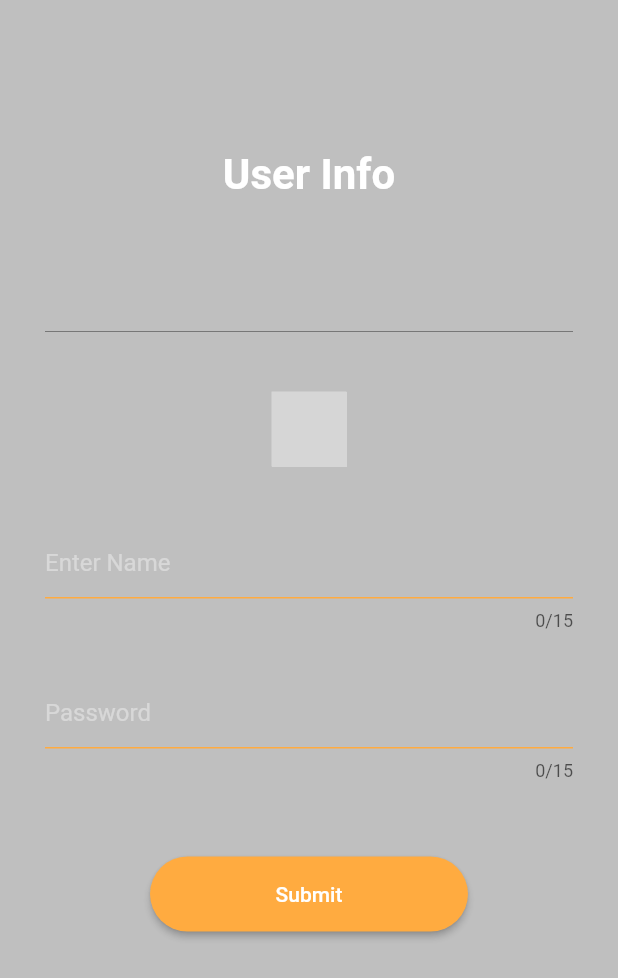
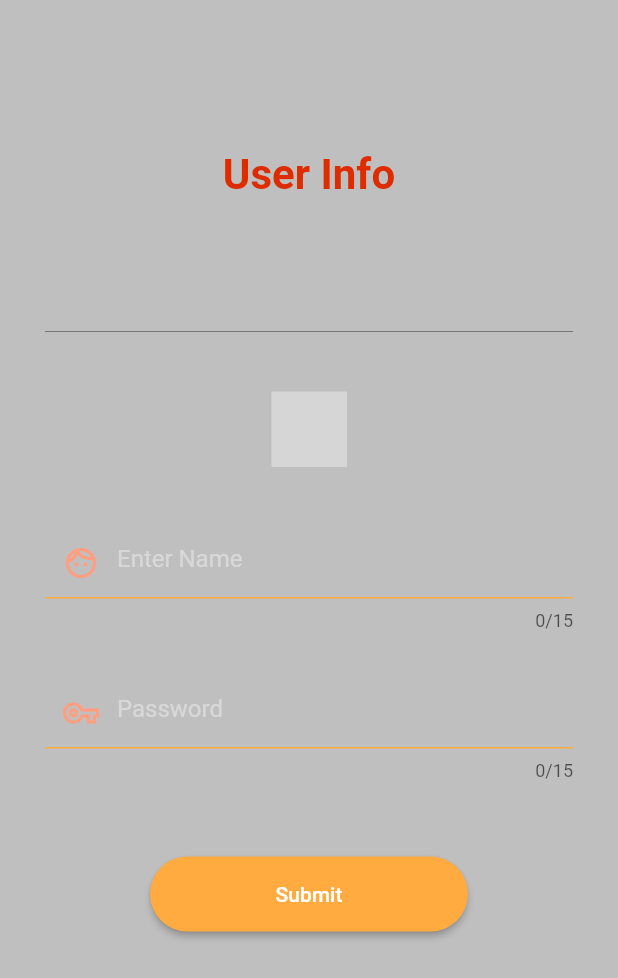
Before and after one commit to M4dj1/hairo, a Flutter app: the PasswordScreen screen opened directly with empty values, on a phone screen of 412 x 824 dp. Shown: the top 978 px of the screen. Run offline on Flutter 3.47's test engine with Material 2 defaults, Android fonts, the phone set to English and light mode, and no system bars; our stand-ins replace firebase_auth, firebase_core, firebase_database, pin_code_fields; missing offline and left inert: gender_picker; accounts and stored records are empty; grey boxes are pictures that could not be loaded.

Commit message:
Textfields Prefixes

```diff
--- a/lib/LoginRegScreens/password.dart
+++ b/lib/LoginRegScreens/password.dart
@@ -37,7 +37,7 @@ class _PasswordState extends State<PasswordScreen> {
                   style: TextStyle(
                       fontWeight: FontWeight.bold,
                       fontSize: 28,
-                      color: Colors.white),
+                      color: Colors.deepOrangeAccent.shade700),
                 ),
               ),
             ),
@@ -92,6 +92,10 @@ class _PasswordState extends State<PasswordScreen> {
                 controller: _nameController,
                 maxLength: 15,
                 decoration: InputDecoration(
+                    prefixIcon: Icon(
+                      Icons.face_outlined,
+                      color: Colors.deepOrangeAccent.shade100,
+                    ),
                     hintText: 'Enter Name',
                     hintStyle: TextStyle(color: Colors.white38),
                     enabledBorder: UnderlineInputBorder(
@@ -113,6 +117,10 @@ class _PasswordState extends State<PasswordScreen> {
                 obscureText: true,
                 maxLength: 15,
                 decoration: InputDecoration(
+                    prefixIcon: Icon(
+                      Icons.vpn_key_outlined,
+                      color: Colors.deepOrangeAccent.shade100,
+                    ),
                     hintText: 'Password',
                     hintStyle: TextStyle(color: Colors.white38),
                     enabledBorder: UnderlineInputBorder(
--- a/lib/LoginRegScreens/registration.dart
+++ b/lib/LoginRegScreens/registration.dart
@@ -37,10 +37,11 @@ class _RegistartionState extends State<Registartion> {
                   cursorColor: Colors.orangeAccent,
                   decoration: InputDecoration(
                       prefixIcon: Text(
-                        "+213 ",
+                        " +213 ",
                         style: TextStyle(
+                            fontWeight: FontWeight.bold,
                             color: Colors.deepOrangeAccent.shade100,
-                            fontSize: 16),
+                            fontSize: 14),
                       ),
                       prefixIconConstraints:
                           BoxConstraints(minWidth: 0, minHeight: 0),
```
Also changed, not shown: lib/LoginRegScreens/loginpage.dart (+7 -2 lines).
